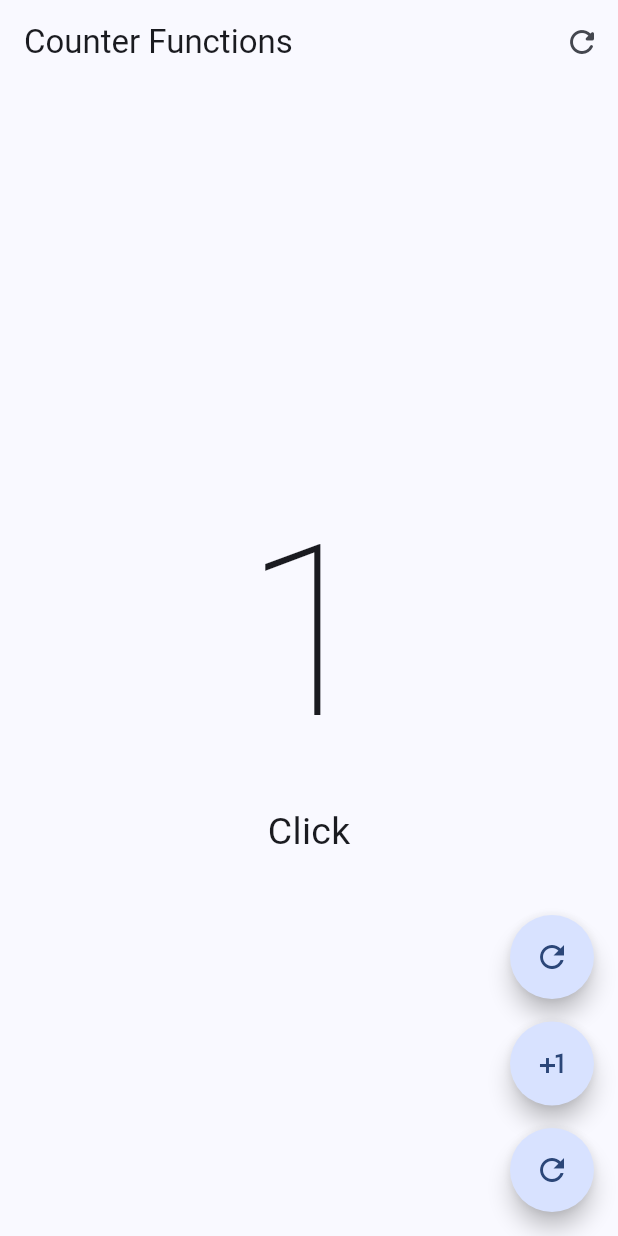
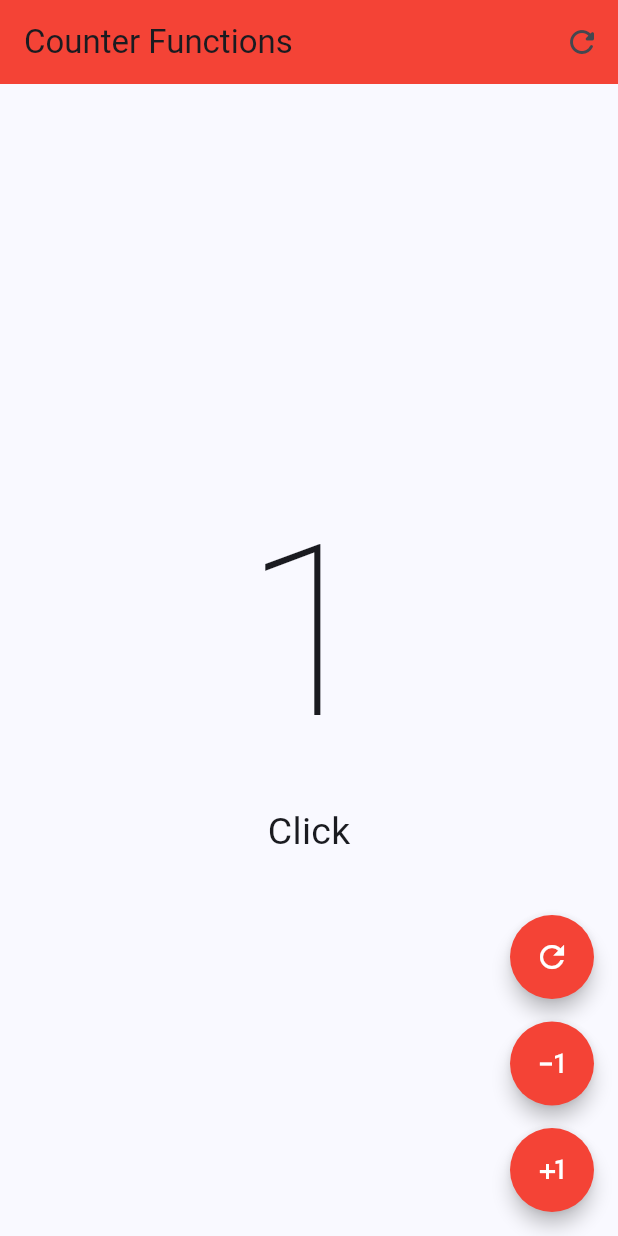
Before and after one commit to DarioAlvarez53/AppCounter, a Flutter app: the screen it shows after launch, after a tap on the "plus one" icon, on a phone screen of 412 x 824 dp. Run offline on Flutter 3.47's test engine with Material 3 defaults, Android fonts, the phone set to English and light mode, and no system bars.

Commit message:
Terminacion de App Counter

```diff
--- a/lib/presentation/screens/counter/counter_functions.dart
+++ b/lib/presentation/screens/counter/counter_functions.dart
@@ -15,6 +15,7 @@ class _CounterFunctionState extends State<CounterFunction> {
   Widget build(BuildContext context) {
     return Scaffold(
       appBar: AppBar(
+        backgroundColor: Colors.red,
         title: const Text('Counter Functions'),
         actions: [
           IconButton(
@@ -48,44 +49,32 @@ class _CounterFunctionState extends State<CounterFunction> {
       floatingActionButton: Column(
         mainAxisAlignment: MainAxisAlignment.end,
         children: [
-          FloatingActionButton(
-            shape: const StadiumBorder(),
+          CustomButton(
+            icon: Icons.refresh_outlined,
             onPressed: () {
-              //Funcion para que vuelva a renderizar el Widget completo
               setState(() {
-                //funcion para ir sumando uno cuando se le de click al boton
-                //Metodo 1:
-                // clickCounter = clickCounter + 1;
-                //Metodo 2:
-                // clickCounter += 1;
-                //Metodo 3:
                 clickCounter = 0;
               });
             },
-            child: const Icon(Icons.refresh),
           ),
-
           const SizedBox(height: 15),
-          FloatingActionButton(
-            shape: const StadiumBorder(),
+          CustomButton(
+            icon: Icons.exposure_minus_1_outlined,
             onPressed: () {
-              //Funcion para que vuelva a renderizar el Widget completo
               setState(() {
-                //funcion para ir sumando uno cuando se le de click al boton
-                //Metodo 1:
-                // clickCounter = clickCounter + 1;
-                //Metodo 2:
-                // clickCounter += 1;
-                //Metodo 3:
-                clickCounter ++;
+                clickCounter == 0 ? '' : clickCounter--;
               });
             },
-            child: const Icon(Icons.plus_one),
           ),
-
           const SizedBox(height: 15),
-
-          CustomButton(icon: Icons.refresh_outlined,)
+          CustomButton(
+            icon: Icons.plus_one,
+            onPressed: () {
+              setState(() {
+                clickCounter++;
+              });
+            },
+          ),
         ],
       )
     );
@@ -95,18 +84,22 @@ class _CounterFunctionState extends State<CounterFunction> {
 class CustomButton extends StatelessWidget {
 
   final IconData icon;
+  final VoidCallback? onPressed;
 
   const CustomButton({
     super.key,
     required this.icon,
+    this.onPressed,
   });
 
   @override
   Widget build(BuildContext context) {
     return FloatingActionButton(
       shape: const StadiumBorder(),
-      onPressed: () {},
-      child: Icon(icon),
+      elevation: 5,
+      backgroundColor: Colors.red,
+      onPressed: onPressed,
+      child: Icon(icon, color: Colors.white,),
     );
   }
 }
```
